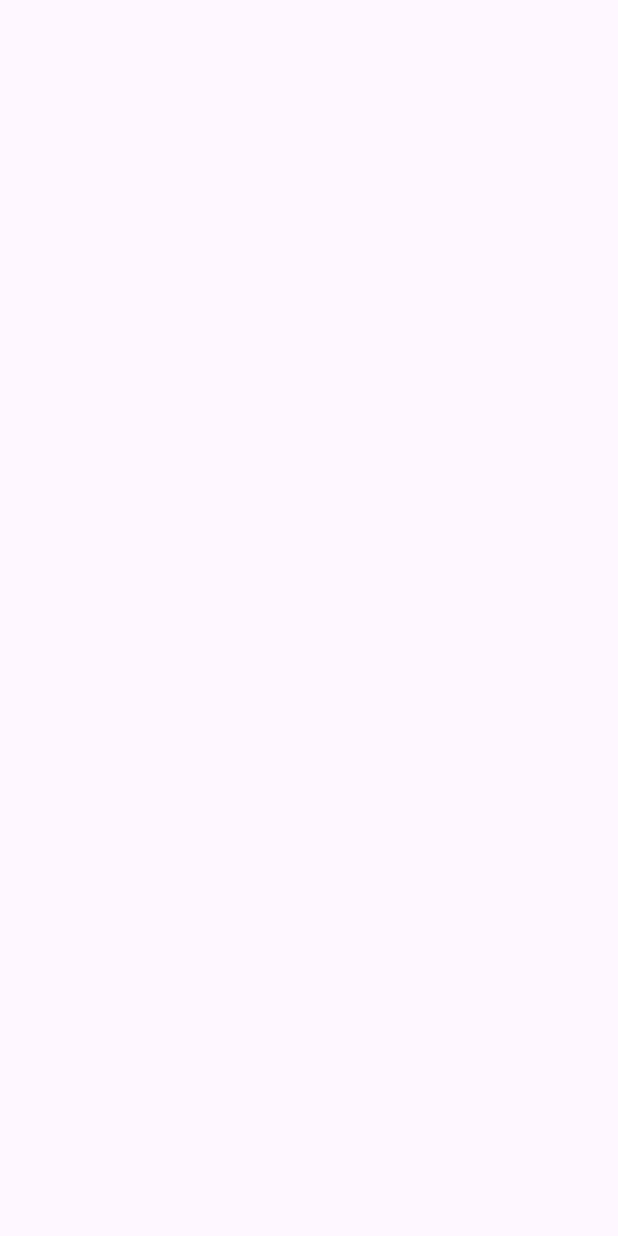
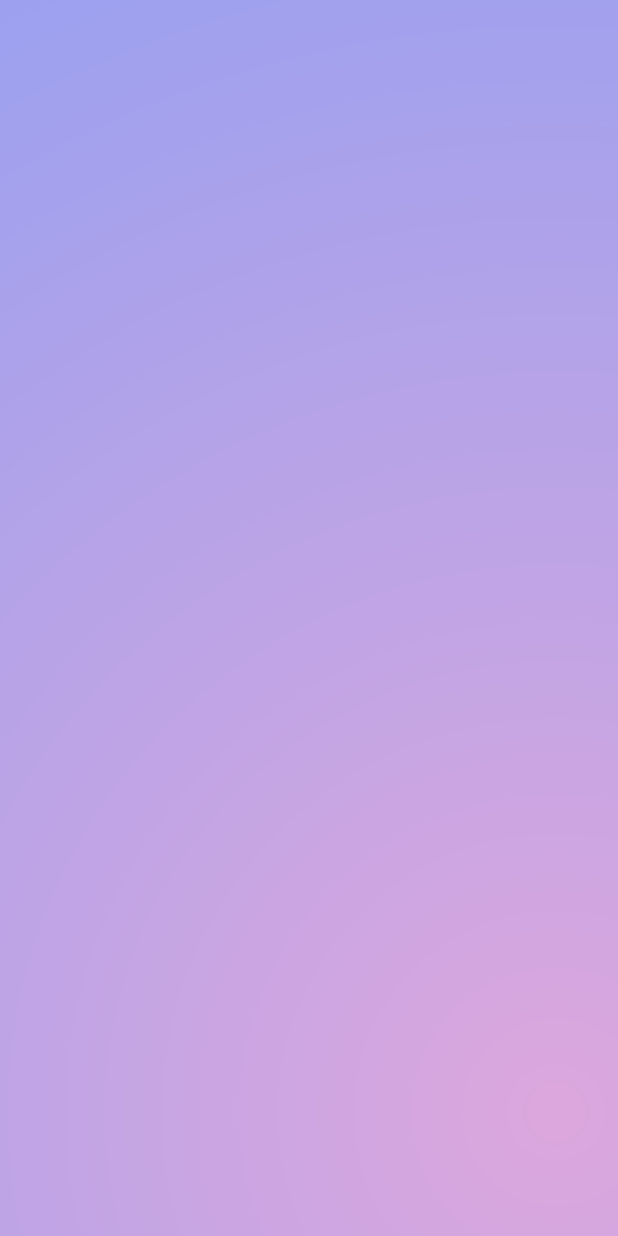
Before and after one commit to patelayushi09/MAD_Practical9_21012021060, an Android app: the SplashActivity screen opened directly, with no data from a screen before it, on a phone screen of 412 x 824 dp. Before the commit the screen is empty. Run offline under Robolectric (Android 15) with nearby library versions, the phone set to English and light mode, and no system bars.

Commit message:
activitysplash

```diff
--- a/app/src/main/res/layout/activity_splash.xml
+++ b/app/src/main/res/layout/activity_splash.xml
@@ -4,6 +4,16 @@
     xmlns:tools="http://schemas.android.com/tools"
     android:layout_width="match_parent"
     android:layout_height="match_parent"
-    tools:context=".SplashActivity">
+    tools:context=".SplashActivity"
+    android:background="@drawable/gradient_rectangle">
+
+    <ImageView
+        android:id="@+id/uvpce"
+        android:layout_width="match_parent"
+        android:layout_height="100dp"
+        app:layout_constraintBottom_toBottomOf="parent"
+        app:layout_constraintEnd_toEndOf="parent"
+        app:layout_constraintStart_toStartOf="parent"
+        app:layout_constraintTop_toTopOf="parent" />
 
 </androidx.constraintlayout.widget.ConstraintLayout>
```
